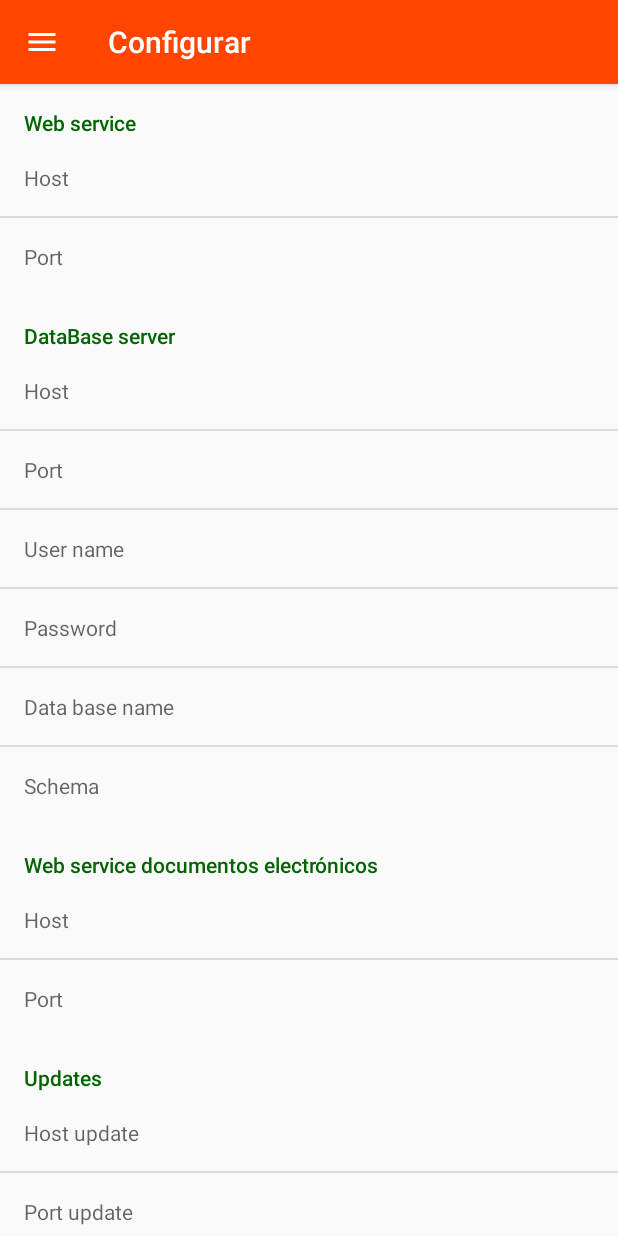
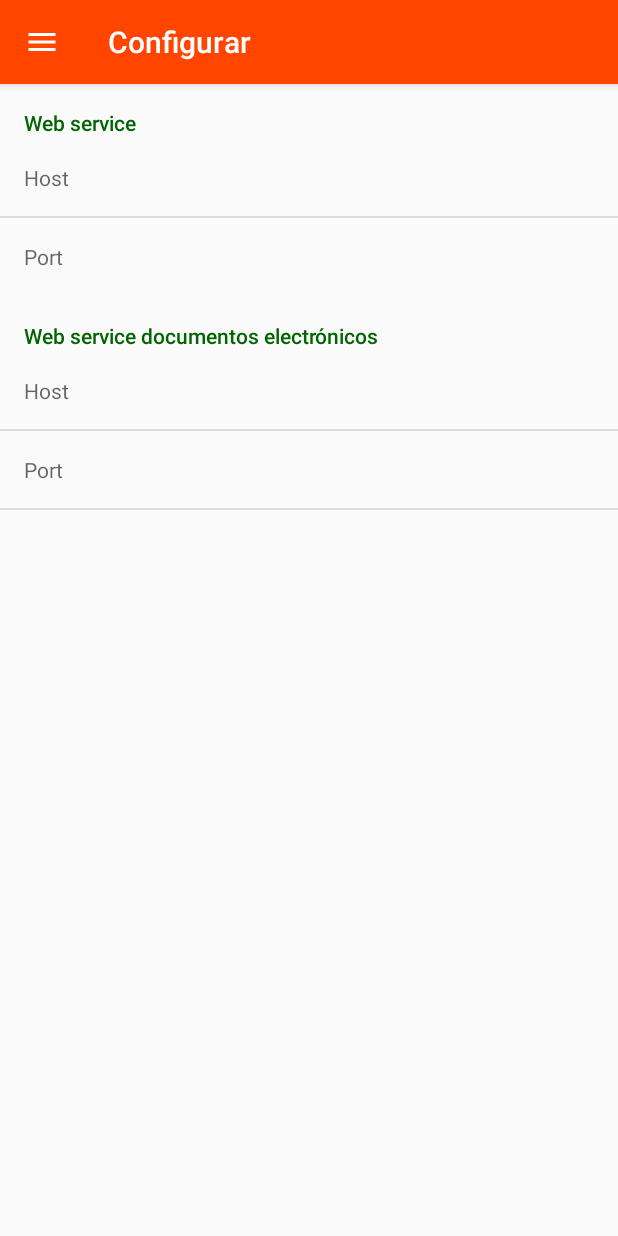
Before and after one commit to nelfonck/Bodega1, an Android app: the screen it shows after launch (Home), on a phone screen of 412 x 824 dp. Run offline under Robolectric (Android 15) with nearby library versions, the phone set to English and light mode, and no system bars; our stand-ins replace Volley; libraries missing offline, so code that uses them is left out: com.creativityapps.gmailbackgroundlibrary.

Commit message:
update at the job

```diff
--- a/app/src/main/java/com/example/bodega/Fragments/Articulos.java
+++ b/app/src/main/java/com/example/bodega/Fragments/Articulos.java
@@ -565,7 +565,10 @@ public class Articulos extends Fragment {
 
         if (result != null) {
             String scanResult = result.getContents();
-            obtArticulo(scanResult);
+            if (scanResult!=null){
+                obtArticulo(scanResult);
+            }
+
         } else {
             Toast toast = Toast.makeText(getActivity(), "No scan data received!", Toast.LENGTH_SHORT);
             toast.show();
@@ -857,6 +860,7 @@ public class Articulos extends Fragment {
                                         params.put("art_granel",articulo_granel.isChecked() ? "S" : "N");
                                         params.put("unidad_medida",unidadMedidas.get(spUnidadMedida.getSelectedItemPosition()).getUnidad_medida());
                                         params.put("factor_medida",txtFactorMedida.getText().toString());
+                                        params.put("api_key",Configuracion.API_KEY);
                                         return params;
                                     }
                                 };
--- a/app/src/main/java/com/example/bodega/Fragments/Salidas.java
+++ b/app/src/main/java/com/example/bodega/Fragments/Salidas.java
@@ -160,7 +160,6 @@ public class Salidas extends Fragment {
             }
         });
 
-
         return view ;
     }
 
@@ -171,7 +170,9 @@ public class Salidas extends Fragment {
 
         if (result != null) {
             String scanResult = result.getContents();
-            traerContenido(scanResult,txtfi.getText().toString(),txtff.getText().toString());
+            if (scanResult!=null){
+                traerContenido(scanResult,txtfi.getText().toString(),txtff.getText().toString());
+            }
         } else {
             Toast toast = Toast.makeText(getActivity(), "No scan data received!", Toast.LENGTH_SHORT);
             toast.show();
--- a/app/src/main/res/xml/preferencias.xml
+++ b/app/src/main/res/xml/preferencias.xml
@@ -8,26 +8,7 @@
                 android:key="port"
                 android:summary="Port"/>
         </PreferenceCategory>
-        <PreferenceCategory android:title="DataBase server"
-            >
-            <EditTextPreference android:key="host_db"
-                android:summary="Host"/>
 
-            <EditTextPreference android:key="port_db"
-                android:summary="Port"/>
-
-            <EditTextPreference android:key="user_name"
-                android:summary="User name"/>
-
-            <EditTextPreference android:key="password"
-                android:summary="Password"/>
-
-            <EditTextPreference android:key="db_name"
-                android:summary="Data base name"/>
-
-            <EditTextPreference android:key="schema"
-                android:summary="Schema"/>
-        </PreferenceCategory>
         <PreferenceCategory android:title="Web service documentos electrónicos">
             <EditTextPreference
                 android:key="host_d"
@@ -35,14 +16,6 @@
             <EditTextPreference
                 android:key="port_d"
                 android:summary="Port"/>
-        </PreferenceCategory>
 
-    <PreferenceCategory android:title="Updates">
-        <EditTextPreference
-            android:key="host_update"
-            android:summary="Host update"/>
-        <EditTextPreference
-            android:key="port_update"
-            android:summary="Port update"/>
     </PreferenceCategory>
 </PreferenceScreen>
```
Also changed, not shown: app/src/main/java/com/example/bodega/Activities/DetalleNotaCredito.java (+7 -5 lines), app/src/main/java/com/example/bodega/Activities/DetalleProforma.java (+7 -5 lines), app/src/main/java/com/example/bodega/Fragments/RecepcionDocumentos.java (+14 -18 lines).
